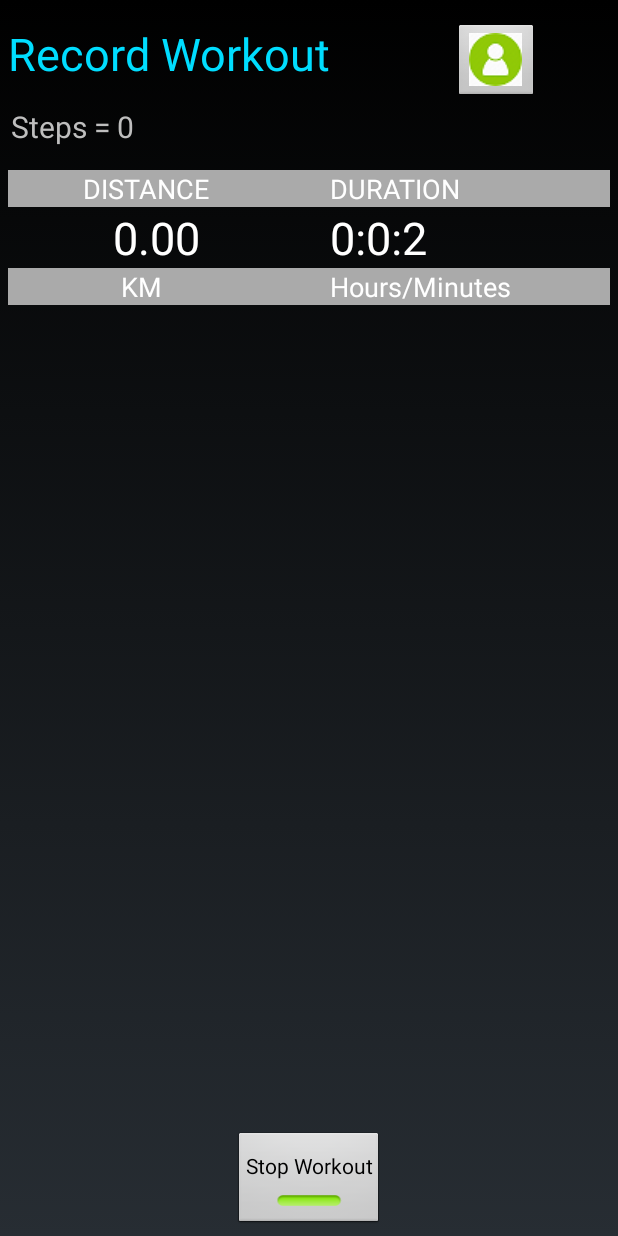
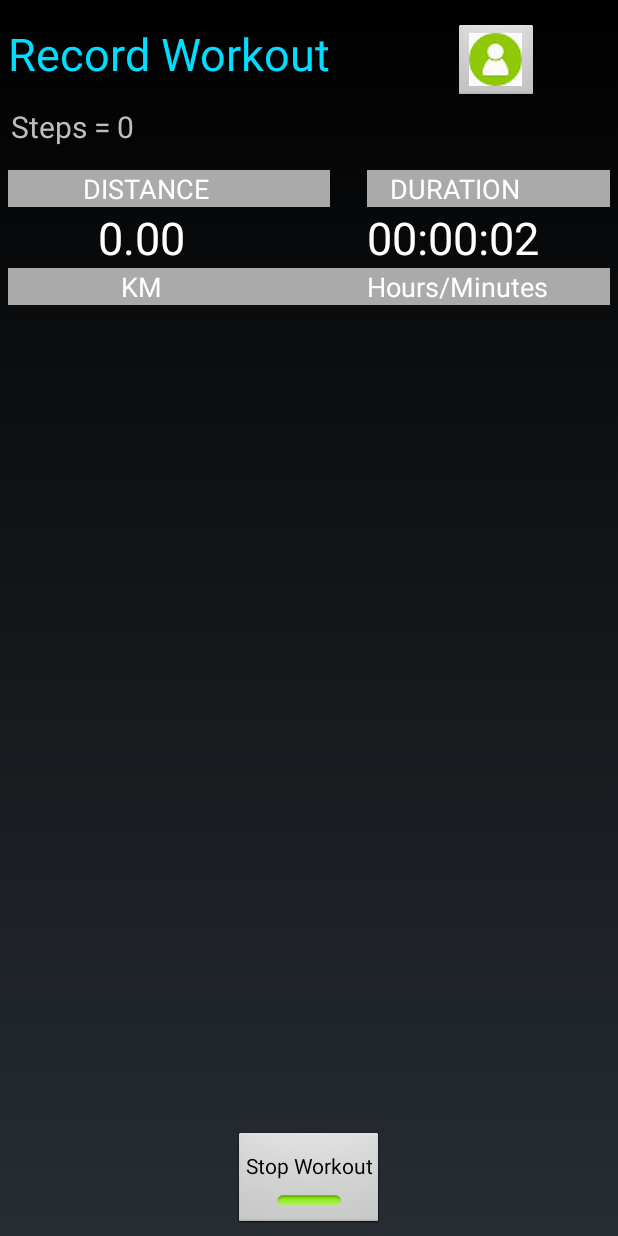
Before and after one commit to remy228/android-fitness-application, an Android app: the Demo screen opened directly, with no data from a screen before it, after a tap on "Start Workout", on a phone screen of 412 x 824 dp. Run offline under Robolectric (Android 15) with nearby library versions, the phone set to English and light mode, and no system bars; 5 statements that could not run were skipped.

Commit message:
Distance and duration updated in Realtime2

```diff
--- a/app/src/main/java/com/jwetherell/pedometer/activity/Demo.java
+++ b/app/src/main/java/com/jwetherell/pedometer/activity/Demo.java
@@ -1,5 +1,6 @@
 package com.jwetherell.pedometer.activity;
 
+import java.text.DecimalFormat;
 import java.util.ArrayList;
 import java.util.Arrays;
 import java.util.Calendar;
@@ -130,11 +131,10 @@ public class Demo extends Activity {
         fragmentTransaction.commit();
         //Ends here
 
-
-        hr =0;
+        hr= 0;
         min = 0;
         sec = 0;
-       final Thread t = new Thread() {
+        final Thread t = new Thread() {
 
             @Override
             public void run() {
@@ -147,15 +147,18 @@ public class Demo extends Activity {
 
                                 updatedistance();
                                 sec+=1;
-                                if (sec>60) {
+                                if (sec>59) {
                                     min+=1;
                                     sec=0;
                                 }
-                                if (min>60) {
+                                if (min>59) {
                                     hr+=1;
                                     min=0;
                                 }
-                                duration.setText(hr + ":" + min + ":" + sec);
+                              String hr_new =  String.format("%02d", hr);
+                              String min_new = String.format("%02d", min);
+                              String sec_new = String.format("%02d", sec);
+                              duration.setText(hr_new + ":" + min_new + ":" + sec_new);
 
 
                                 // Toast.makeText(Demo.this, "Thread running!", Toast.LENGTH_LONG).show();
--- a/app/src/main/res/layout/main.xml
+++ b/app/src/main/res/layout/main.xml
@@ -80,12 +80,11 @@
 		android:layout_width="wrap_content"
 		android:layout_height="wrap_content"
 		android:textAppearance="?android:attr/textAppearanceMedium"
-		android:text="2.5"
+		android:text="0.00"
 		android:textSize="30dp"
-		android:paddingLeft="70dp"
+		android:paddingLeft="60dp"
 		android:id="@+id/textView16"
-		android:layout_below="@+id/textView15"
-		android:layout_alignParentLeft="true" />
+		android:layout_alignTop="@+id/textView19" />
 
 	<TextView
 		android:layout_width="wrap_content"
@@ -105,23 +104,23 @@
 		android:layout_height="wrap_content"
 		android:textAppearance="?android:attr/textAppearanceMedium"
 		android:text="DURATION"
+		android:paddingLeft="15dp"
 		android:id="@+id/textView18"
+		android:layout_alignBottom="@+id/textView15"
+		android:background="@android:color/darker_gray"
 		android:layout_alignTop="@+id/textView15"
-		android:layout_alignBottom="@+id/textView15"
-		android:layout_toRightOf="@+id/textView15"
-		android:background="@android:color/darker_gray"
+		android:layout_toRightOf="@+id/textView17"
 		android:layout_alignParentRight="true" />
 
 	<TextView
 		android:layout_width="wrap_content"
 		android:layout_height="wrap_content"
 		android:textAppearance="?android:attr/textAppearanceMedium"
-		android:text="1:12:13"
+		android:text="00:00:00"
 		android:textSize="30dp"
-
 		android:id="@+id/textView19"
-		android:layout_below="@+id/textView18"
-		android:layout_toRightOf="@+id/textView15" />
+		android:layout_below="@+id/textView15"
+		android:layout_alignRight="@+id/imageButton" />
 
 	<TextView
 		android:layout_width="wrap_content"
@@ -131,7 +130,7 @@
 		android:id="@+id/textView20"
 		android:layout_below="@+id/textView19"
 		android:layout_alignLeft="@+id/textView19"
-		android:layout_alignRight="@+id/textView18"
-		android:background="@android:color/darker_gray" />
+		android:background="@android:color/darker_gray"
+		android:layout_alignRight="@+id/buttons" />
 
 </RelativeLayout>
```
Also changed, not shown: 43 other files.
